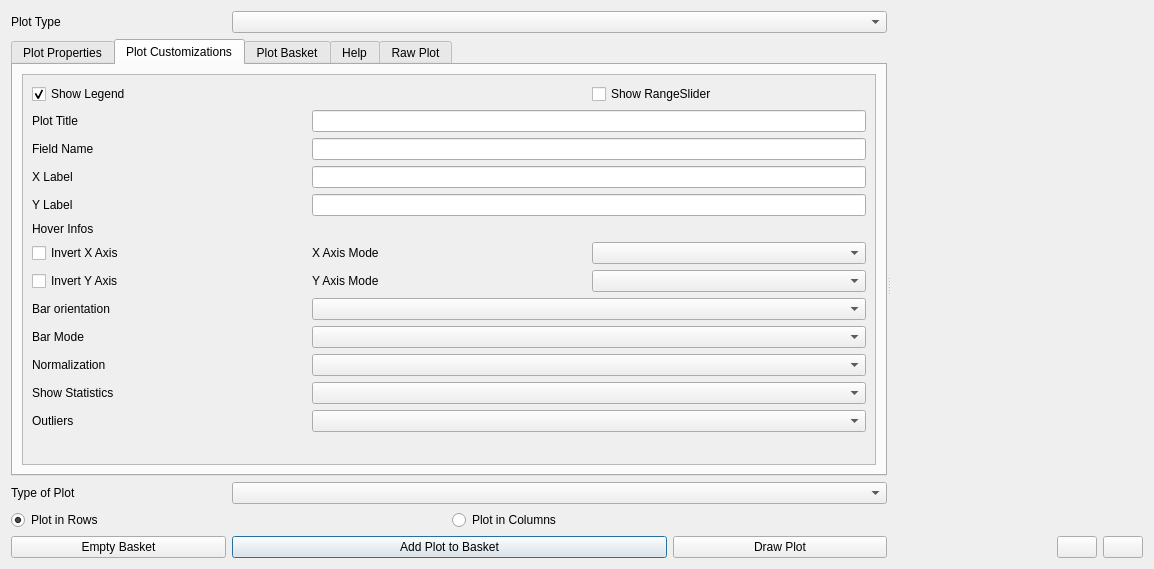
Above: ui/data_plotly_dialog_base.ui from ghtmtt/DataPlotly before the change. Below: the same form after it.
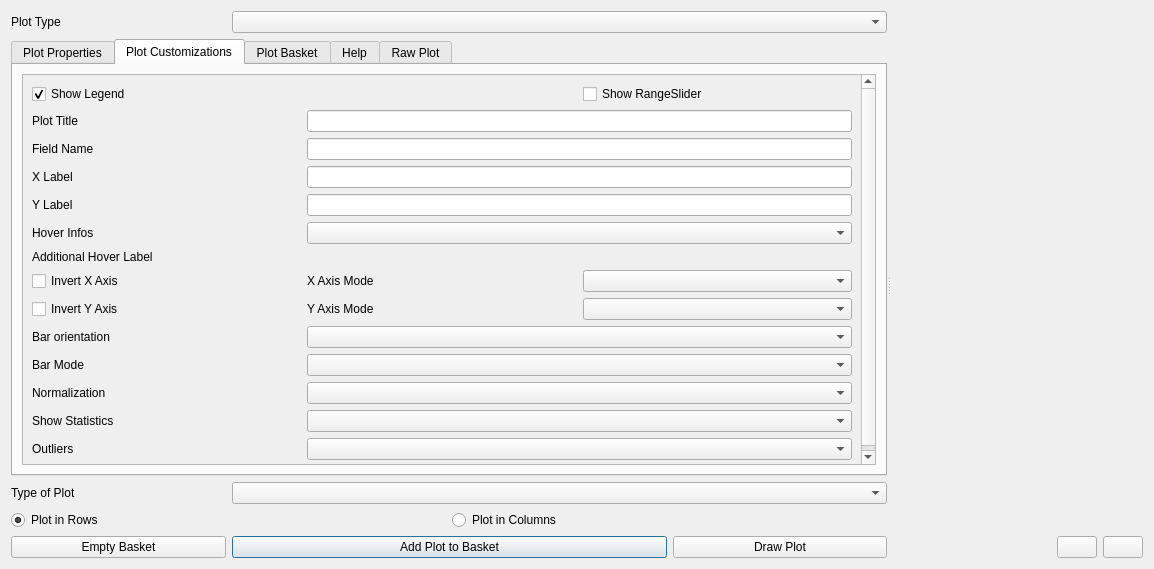
That is the form after the change. The open tabs and pages were chosen to show the change. Custom widgets are drawn as their Qt base class.

What changed in the file:
```diff
--- a/ui/data_plotly_dialog_base.ui
+++ b/ui/data_plotly_dialog_base.ui
@@ -435,24 +435,47 @@
                 <x>0</x>
                 <y>0</y>
                 <width>819</width>
-                <height>491</height>
+                <height>530</height>
                </rect>
               </property>
               <layout class="QGridLayout" name="gridLayout_5">
+               <item row="9" column="2">
+                <widget class="QComboBox" name="y_axis_mode_combo"/>
+               </item>
+               <item row="14" column="0">
+                <widget class="QLabel" name="outliers_label">
+                 <property name="text">
+                  <string>Outliers</string>
+                 </property>
+                </widget>
+               </item>
+               <item row="15" column="0" colspan="3">
+                <spacer name="verticalSpacer_2">
+                 <property name="orientation">
+                  <enum>Qt::Vertical</enum>
+                 </property>
+                 <property name="sizeHint" stdset="0">
+                  <size>
+                   <width>255</width>
+                   <height>222</height>
+                  </size>
+                 </property>
+                </spacer>
+               </item>
                <item row="1" column="1" colspan="2">
                 <widget class="QLineEdit" name="plot_title_line"/>
                </item>
                <item row="3" column="1" colspan="2">
                 <widget class="QLineEdit" name="x_axis_title"/>
                </item>
-               <item row="10" column="0">
+               <item row="11" column="0">
                 <widget class="QLabel" name="bar_mode_lab">
                  <property name="text">
                   <string>Bar Mode</string>
                  </property>
                 </widget>
                </item>
-               <item row="10" column="1" colspan="2">
+               <item row="11" column="1" colspan="2">
                 <widget class="QComboBox" name="bar_mode_combo"/>
                </item>
                <item row="0" column="0">
@@ -468,37 +491,24 @@
                <item row="4" column="1" rowspan="2" colspan="2">
                 <widget class="QLineEdit" name="y_axis_title"/>
                </item>
-               <item row="14" column="0" colspan="3">
-                <spacer name="verticalSpacer_2">
-                 <property name="orientation">
-                  <enum>Qt::Vertical</enum>
-                 </property>
-                 <property name="sizeHint" stdset="0">
-                  <size>
-                   <width>255</width>
-                   <height>222</height>
-                  </size>
-                 </property>
-                </spacer>
-               </item>
-               <item row="9" column="0">
+               <item row="10" column="0">
                 <widget class="QLabel" name="orientation_label">
                  <property name="text">
                   <string>Bar orientation</string>
                  </property>
                 </widget>
                </item>
-               <item row="9" column="1" colspan="2">
+               <item row="10" column="1" colspan="2">
                 <widget class="QComboBox" name="orientation_combo"/>
                </item>
-               <item row="12" column="0">
+               <item row="13" column="0">
                 <widget class="QLabel" name="box_statistic_label">
                  <property name="text">
                   <string>Show Statistics</string>
                  </property>
                 </widget>
                </item>
-               <item row="12" column="1" colspan="2">
+               <item row="13" column="1" colspan="2">
                 <widget class="QComboBox" name="box_statistic_combo"/>
                </item>
                <item row="1" column="0">
@@ -522,14 +532,7 @@
                  </property>
                 </widget>
                </item>
-               <item row="13" column="0">
-                <widget class="QLabel" name="outliers_label">
-                 <property name="text">
-                  <string>Outliers</string>
-                 </property>
-                </widget>
-               </item>
-               <item row="13" column="1" colspan="2">
+               <item row="14" column="1" colspan="2">
                 <widget class="QComboBox" name="outliers_combo"/>
                </item>
                <item row="2" column="0">
@@ -549,14 +552,14 @@
                  </property>
                 </widget>
                </item>
-               <item row="11" column="0">
+               <item row="12" column="0">
                 <widget class="QLabel" name="hist_norm_label">
                  <property name="text">
                   <string>Normalization</string>
                  </property>
                 </widget>
                </item>
-               <item row="11" column="1" colspan="2">
+               <item row="12" column="1" colspan="2">
                 <widget class="QComboBox" name="hist_norm_combo"/>
                </item>
                <item row="6" column="0">
@@ -566,42 +569,49 @@
                  </property>
                 </widget>
                </item>
-               <item row="6" column="1" colspan="2">
-                <widget class="QgsFieldExpressionWidget" name="info_combo"/>
-               </item>
-               <item row="7" column="0">
+               <item row="8" column="0">
                 <widget class="QCheckBox" name="invert_x_check">
                  <property name="text">
                   <string>Invert X Axis</string>
                  </property>
                 </widget>
                </item>
-               <item row="8" column="0">
+               <item row="9" column="0">
                 <widget class="QCheckBox" name="invert_y_check">
                  <property name="text">
                   <string>Invert Y Axis</string>
                  </property>
                 </widget>
                </item>
-               <item row="7" column="1">
+               <item row="8" column="1">
                 <widget class="QLabel" name="x_axis_mode_label">
                  <property name="text">
                   <string>X Axis Mode</string>
                  </property>
                 </widget>
                </item>
-               <item row="7" column="2">
+               <item row="8" column="2">
                 <widget class="QComboBox" name="x_axis_mode_combo"/>
                </item>
-               <item row="8" column="1">
+               <item row="9" column="1">
                 <widget class="QLabel" name="y_axis_mode_label">
                  <property name="text">
                   <string>Y Axis Mode</string>
                  </property>
                 </widget>
                </item>
-               <item row="8" column="2">
-                <widget class="QComboBox" name="y_axis_mode_combo"/>
+               <item row="6" column="1" colspan="2">
+                <widget class="QComboBox" name="info_combo"/>
+               </item>
+               <item row="7" column="0">
+                <widget class="QLabel" name="additional_info_label">
+                 <property name="text">
+                  <string>Additional Hover Label</string>
+                 </property>
+                </widget>
+               </item>
+               <item row="7" column="1" colspan="2">
+                <widget class="QgsFieldExpressionWidget" name="additional_info_combo"/>
                </item>
               </layout>
              </widget>
```
Left out of the diff: 10 changed lines with no effect on the pictures.
